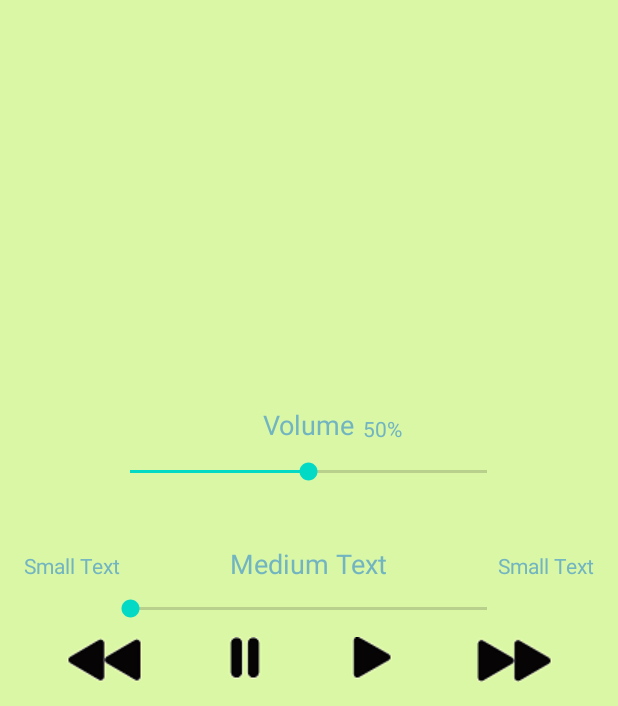
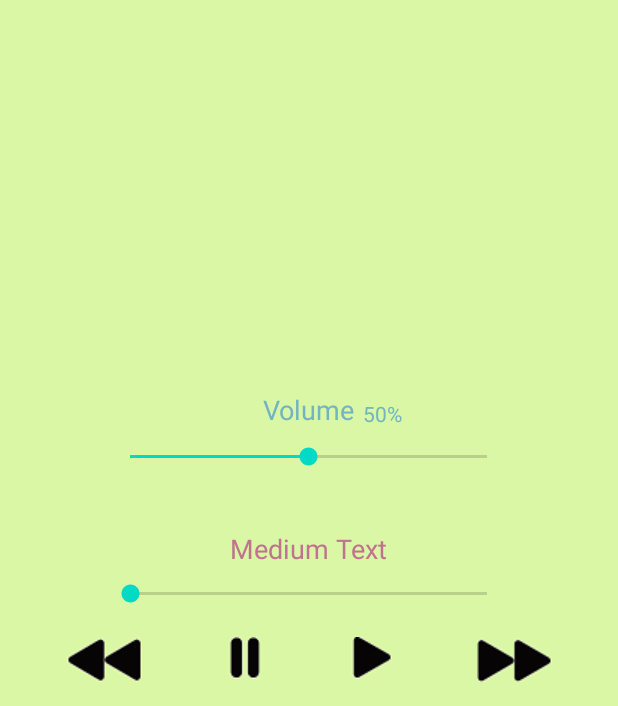
Before and after one commit to TramDo/GestureMediaPlayer, an Android app: the layout button_layout.xml on its own in the app's theme, with its tools: preview values and no code run, on a phone screen of 412 x 824 dp, the part 530-1236 px from its top. Run offline under Robolectric (Android 15) with nearby library versions, the phone set to English and light mode, and no system bars.

Commit message:
Add functions for media player on ButtonActivity.java -play, pause, forward, backward

```diff
--- a/app/src/main/res/layout/button_layout.xml
+++ b/app/src/main/res/layout/button_layout.xml
@@ -32,7 +32,8 @@
         android:layout_width="match_parent"
         android:layout_height="wrap_content"
         android:layout_alignParentBottom="true"
-        android:id="@+id/controlBar">
+        android:id="@+id/controlBar"
+        android:layout_marginTop="10dp">
 
    <ImageButton
        android:id="@+id/btnBackward"
@@ -65,7 +66,8 @@
        android:layout_toEndOf="@+id/btnPause"
        android:layout_toRightOf="@+id/btnPause"
        android:src="@drawable/play"
-       android:background="@null"/>
+       android:background="@null"
+       />
 
    <ImageButton
         android:layout_width="wrap_content"
@@ -94,20 +96,17 @@
         android:layout_width="wrap_content"
         android:layout_height="wrap_content"
         android:textAppearance="?android:attr/textAppearanceSmall"
-        android:text="Small Text"
         android:id="@+id/durationtxt"
         android:textColor="#72B5C1"
         android:layout_above="@+id/seekBar"
         android:layout_alignParentStart="true"
         android:layout_alignParentLeft="true"
-        android:layout_alignEnd="@id/seekBar"
-        android:layout_alignRight="@id/seekBar" />
+       />
 
     <TextView
         android:layout_width="wrap_content"
         android:layout_height="wrap_content"
         android:textAppearance="?android:attr/textAppearanceSmall"
-        android:text="Small Text"
         android:id="@+id/remainTimetxt"
         android:textColor="#72B5C1"
         android:layout_above="@+id/seekBar"
@@ -119,7 +118,7 @@
         android:textAppearance="?android:attr/textAppearanceMedium"
         android:text="Medium Text"
         android:id="@+id/titletxt"
-        android:textColor="#72B5C1"
+        android:textColor="#C1728E"
         android:layout_alignBaseline="@+id/durationtxt"
         android:layout_alignBottom="@+id/durationtxt"
         android:layout_centerHorizontal="true" />
@@ -160,6 +159,6 @@
         android:layout_above="@id/volumeControl"
         android:text="50%"
         android:textColor="#72B5C1"
-        android:layout_marginLeft="5dp" />
-
+        android:layout_marginLeft="5dp"
+        android:layout_marginStart="5dp" />
 </RelativeLayout>
```
Also changed, not shown: app/src/main/java/com/example/gesturemediaplayer/ButtonActivity.java (+121 -12 lines).
